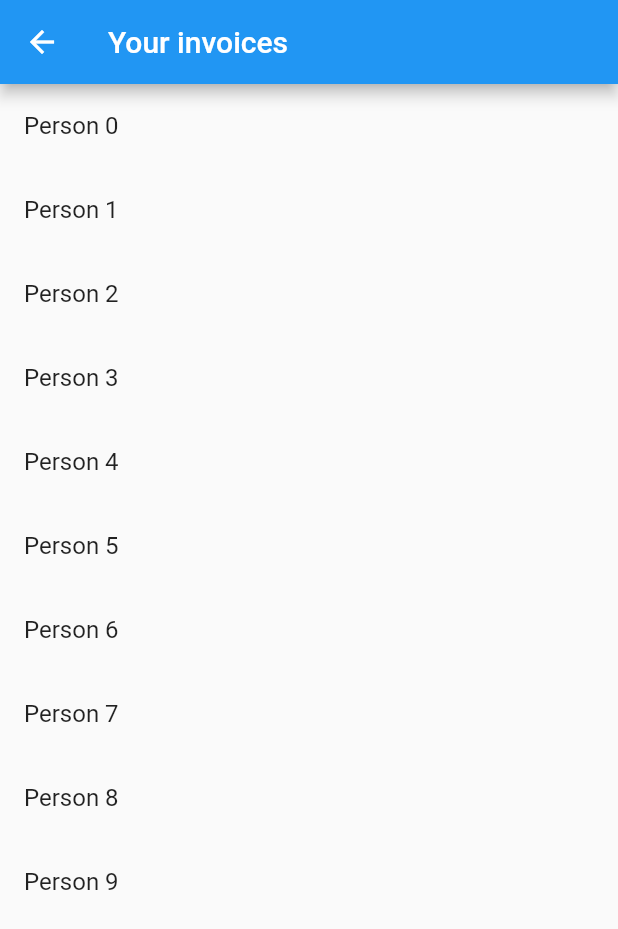
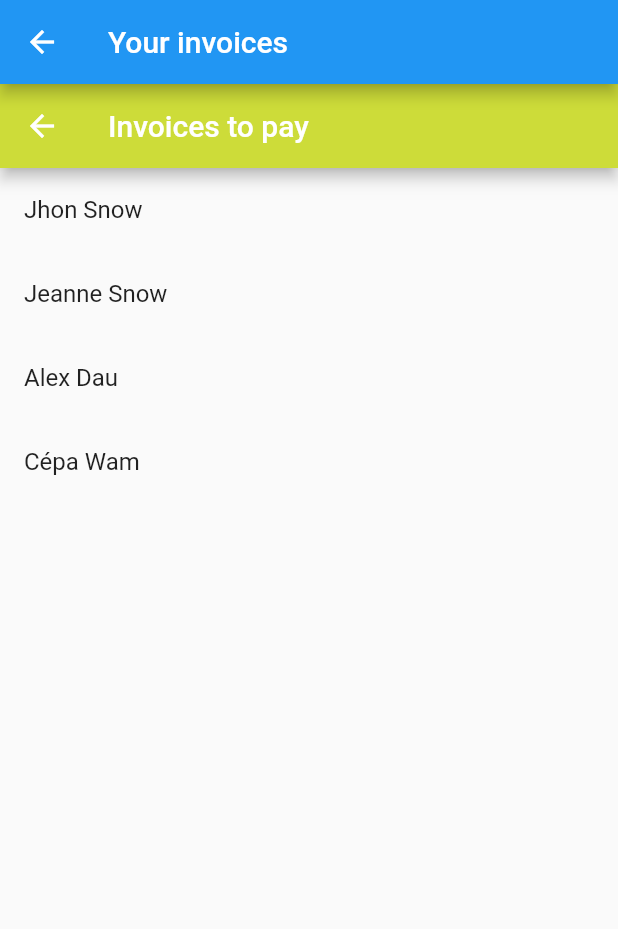
Before and after one commit to PP-Groupe-6/PrixBanqueFlutterInterface, a Flutter app: the InvoicePage screen opened directly, on a phone screen of 412 x 824 dp. Shown: the top 929 px of the screen. Run offline on Flutter 3.47's test engine with Material 2 defaults, Android fonts, the phone set to English and light mode, and no system bars; our stand-ins replace firebase_auth, firebase_core; missing offline and left inert: dart:html; accounts and stored records are empty.

Commit message:
Display list of invoices from a json file

```diff
--- a/prix_banque_flutter_interface/lib/invoice_package/invoice_main_page.dart
+++ b/prix_banque_flutter_interface/lib/invoice_package/invoice_main_page.dart
@@ -1,27 +1,55 @@
 import 'package:flutter/material.dart';
+import 'package:flutter/services.dart';
 import 'package:prix_banque_flutter_interface/invoice_package/invoice_info_page.dart';
+import 'package:provider/provider.dart';
+import 'dart:convert';
 
-import 'package:provider/provider.dart';
+InvoiceList invoiceListFromJson(String str) => InvoiceList.fromJson(json.decode(str));
+
+class InvoiceList {
+  List<Invoice> invoices;
+
+  InvoiceList({ this.invoices,});
+
+  factory InvoiceList.fromJson(Map<String, dynamic> json) => InvoiceList(
+    invoices: List<Invoice>.from(json["invoices"].map((x) => Invoice.fromJson(x))),
+  );
+}
 
 class Invoice {
-  final String nameOfReceiver;
-  final DateTime date;
+  final int id;
   final int amount;
+  final String state;
+  final String expirationDate;
+  final String clientToPay;
+  final String email;
+  final String phoneNumber;
 
-  Invoice(this.nameOfReceiver,this.date,this.amount);
+  Invoice({this.id, this.amount, this.state, this.expirationDate, this.clientToPay, this.email, this.phoneNumber});
+
+  factory Invoice.fromJson(Map<String, dynamic> json){
+    return Invoice(
+      id : json['id'] as int,
+      amount: json['amount'] as int,
+      state: json['state'] as String,
+      expirationDate: json['expDate'] as String,
+      clientToPay: json['payto'] as String,
+      email: json['email'] as String,
+      phoneNumber: json['phone'] as String,
+    );
+  }
+}
+Future<String> loadAsset() async {
+  return await rootBundle.loadString('test_invoices.json');
 }
 
 class InvoicePage extends StatelessWidget {
   static const name = "/invoicePage";
 
-  List<Invoice> invoices = List.generate(
-      10,
-      (index) => Invoice(
-        "Person $index",
-        DateTime.utc(2021,4,index),
-        100,
-      )
-  );
+
+
+
+
 
 
   @override
@@ -30,24 +58,41 @@ class InvoicePage extends StatelessWidget {
       appBar: AppBar(
         title: const Text("Your invoices"),
       ),
-      body: ListView.builder(
-          itemCount: invoices.length,
-          itemBuilder: (context,index){
-            return ListTile(
-              title : Text(invoices[index].nameOfReceiver),
+      body: FutureBuilder(
+        future: rootBundle.loadString('test_invoices.json'),
+        builder: (BuildContext context, AsyncSnapshot snap){
+          if (snap.hasData){
+            var invoiceList = invoiceListFromJson(snap.data);
+            return Scaffold(
+              appBar: AppBar(
+                backgroundColor: Colors.lime,
+                title: Text("Invoices to pay")
+              ),
+              body: Column(
+                children: invoiceList.invoices.map((invoice) => ListTile(
+                    title : Text(invoice.clientToPay),
                     onTap : (){
                       Navigator.push(
                         context,
                         MaterialPageRoute(
                           builder: (context)=>InvoiceInfo(
-                          invoice: invoices[index]
+                              invoice: invoice
                           ),
                         ),
                       );
+                    },
+                )
+                ).toList(),
+              ),
+            );
+
           }
-            );
+          else{
+            return CircularProgressIndicator();
+          }
         }
       )
+
     );
   }
 
--- a/prix_banque_flutter_interface/pubspec.yaml
+++ b/prix_banque_flutter_interface/pubspec.yaml
@@ -32,6 +32,7 @@ dependencies:
   # The following adds the Cupertino Icons font to your application.
   # Use with the CupertinoIcons class for iOS style icons.
   cupertino_icons: ^1.0.2
+  http: ^0.13.1
 
 dev_dependencies:
   flutter_test:
@@ -51,6 +52,8 @@ flutter:
   # To add assets to your application, add an assets section, like this:
   assets:
     - images/PrixBanqueLogo.png
+    - test_invoices.json
+
   #   - images/a_dot_burr.jpeg
   #   - images/a_dot_ham.jpeg
 
--- /dev/null
+++ b/prix_banque_flutter_interface/test_invoices.json
@@ -0,0 +1,40 @@
+{
+  "invoices": [
+    {
+      "id": 1,
+      "amount": 100,
+      "state": "waiting",
+      "expDate" : "2021-04-27 20:00:00",
+      "payto" : "Jhon Snow",
+      "email" : "jhon@snow.fr",
+      "phone" : "06-06-06-06-06"
+    },
+    {
+      "id": 2,
+      "amount": 10000,
+      "state": "waiting",
+      "expDate" : "2021-04-30 20:00:00",
+      "payto" : "Jeanne Snow",
+      "email" : "jeanne@snow.fr",
+      "phone" : "06-06-06-06-00"
+    },
+    {
+      "id": 3,
+      "amount": 69420,
+      "state": "waiting",
+      "expDate" : "2021-06-20 20:00:00",
+      "payto" : "Alex Dau",
+      "email" : "aled@dau.fr",
+      "phone" : "06-06-06-00-00"
+    },
+    {
+      "id": 4,
+      "amount": 1,
+      "state": "waiting",
+      "expDate" : "2021-03-21 20:00:00",
+      "payto" : "Cépa Wam",
+      "email" : "cépa@wam.fr",
+      "phone" : "06-42-42-42-42"
+    }
+  ]
+}
```
Also changed, not shown: prix_banque_flutter_interface/pubspec.lock. Lines whose indentation alone changed are shown as unchanged.
